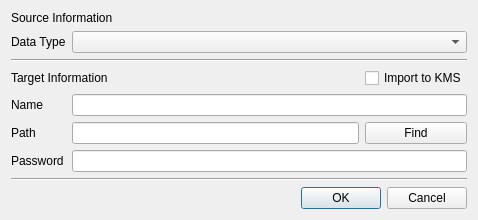
This is CertMan/import_dlg.ui in jykim74/CertMan as Qt 5 draws it before an edit. The edited form follows.
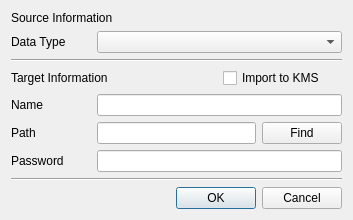
This is the edited form.

Diff of the .ui file:
```diff
--- a/CertMan/import_dlg.ui
+++ b/CertMan/import_dlg.ui
@@ -6,7 +6,7 @@
    <rect>
     <x>0</x>
     <y>0</y>
-    <width>478</width>
+    <width>353</width>
     <height>220</height>
    </rect>
   </property>
@@ -14,17 +14,44 @@
    <string>Import data</string>
   </property>
   <layout class="QGridLayout" name="gridLayout">
-   <item row="10" column="1" colspan="2">
-    <widget class="QDialogButtonBox" name="buttonBox">
-     <property name="orientation">
-      <enum>Qt::Horizontal</enum>
+   <item row="3" column="2">
+    <widget class="QCheckBox" name="mImportKMSCheck">
+     <property name="text">
+      <string>Import to KMS</string>
      </property>
-     <property name="standardButtons">
-      <set>QDialogButtonBox::Cancel|QDialogButtonBox::Ok</set>
+    </widget>
+   </item>
+   <item row="1" column="1" colspan="2">
+    <widget class="QComboBox" name="mDataTypeCombo"/>
+   </item>
+   <item row="0" column="0" colspan="2">
+    <widget class="QLabel" name="label">
+     <property name="text">
+      <string>Source Information</string>
      </property>
     </widget>
    </item>
-   <item row="8" column="0">
+   <item row="7" column="0">
+    <widget class="QLabel" name="label_6">
+     <property name="text">
+      <string>Password</string>
+     </property>
+    </widget>
+   </item>
+   <item row="1" column="0">
+    <widget class="QLabel" name="label_2">
+     <property name="maximumSize">
+      <size>
+       <width>80</width>
+       <height>16777215</height>
+      </size>
+     </property>
+     <property name="text">
+      <string>Data Type</string>
+     </property>
+    </widget>
+   </item>
+   <item row="9" column="0">
     <spacer name="verticalSpacer">
      <property name="orientation">
       <enum>Qt::Vertical</enum>
@@ -37,6 +64,19 @@
      </property>
     </spacer>
    </item>
+   <item row="11" column="1" colspan="2">
+    <widget class="QDialogButtonBox" name="buttonBox">
+     <property name="orientation">
+      <enum>Qt::Horizontal</enum>
+     </property>
+     <property name="standardButtons">
+      <set>QDialogButtonBox::Cancel|QDialogButtonBox::Ok</set>
+     </property>
+    </widget>
+   </item>
+   <item row="7" column="1" colspan="2">
+    <widget class="QLineEdit" name="mPasswordText"/>
+   </item>
    <item row="4" column="0">
     <widget class="QLabel" name="label_4">
      <property name="text">
@@ -44,67 +84,9 @@
      </property>
     </widget>
    </item>
-   <item row="0" column="0" colspan="2">
-    <widget class="QLabel" name="label">
-     <property name="text">
-      <string>Source Information</string>
-     </property>
-    </widget>
-   </item>
-   <item row="6" column="1" colspan="2">
-    <widget class="QLineEdit" name="mPasswordText"/>
-   </item>
-   <item row="5" column="0">
-    <widget class="QLabel" name="label_5">
-     <property name="text">
-      <string>Path</string>
-     </property>
-    </widget>
-   </item>
-   <item row="6" column="0">
-    <widget class="QLabel" name="label_6">
-     <property name="text">
-      <string>Password</string>
-     </property>
-    </widget>
-   </item>
-   <item row="1" column="0">
-    <widget class="QLabel" name="label_2">
-     <property name="text">
-      <string>Data Type</string>
-     </property>
-    </widget>
-   </item>
-   <item row="5" column="1">
-    <widget class="QLineEdit" name="mPathText"/>
-   </item>
    <item row="4" column="1" colspan="2">
     <widget class="QLineEdit" name="mNameText"/>
    </item>
-   <item row="3" column="2">
-    <widget class="QCheckBox" name="mImportKMSCheck">
-     <property name="text">
-      <string>Import to KMS</string>
-     </property>
-    </widget>
-   </item>
-   <item row="5" column="2">
-    <widget class="QPushButton" name="mFindBtn">
-     <property name="text">
-      <string>Find</string>
-     </property>
-    </widget>
-   </item>
-   <item row="3" column="0" colspan="2">
-    <widget class="QLabel" name="label_3">
-     <property name="text">
-      <string>Target Information</string>
-     </property>
-    </widget>
-   </item>
-   <item row="1" column="1" colspan="2">
-    <widget class="QComboBox" name="mDataTypeCombo"/>
-   </item>
    <item row="2" column="0" colspan="3">
     <widget class="Line" name="line">
      <property name="orientation">
@@ -112,13 +94,50 @@
      </property>
     </widget>
    </item>
-   <item row="9" column="0" colspan="3">
+   <item row="10" column="0" colspan="3">
     <widget class="Line" name="line_2">
      <property name="orientation">
       <enum>Qt::Horizontal</enum>
      </property>
     </widget>
    </item>
+   <item row="5" column="0" colspan="3">
+    <layout class="QGridLayout" name="gridLayout_2">
+     <property name="topMargin">
+      <number>0</number>
+     </property>
+     <item row="0" column="0">
+      <widget class="QLabel" name="label_5">
+       <property name="minimumSize">
+        <size>
+         <width>80</width>
+         <height>0</height>
+        </size>
+       </property>
+       <property name="text">
+        <string>Path</string>
+       </property>
+      </widget>
+     </item>
+     <item row="0" column="1">
+      <widget class="QLineEdit" name="mPathText"/>
+     </item>
+     <item row="0" column="2">
+      <widget class="QPushButton" name="mFindBtn">
+       <property name="text">
+        <string>Find</string>
+       </property>
+      </widget>
+     </item>
+    </layout>
+   </item>
+   <item row="3" column="0" colspan="2">
+    <widget class="QLabel" name="label_3">
+     <property name="text">
+      <string>Target Information</string>
+     </property>
+    </widget>
+   </item>
   </layout>
  </widget>
  <tabstops>
```
Left out of the diff: 2 changed lines with no effect on the pictures.
